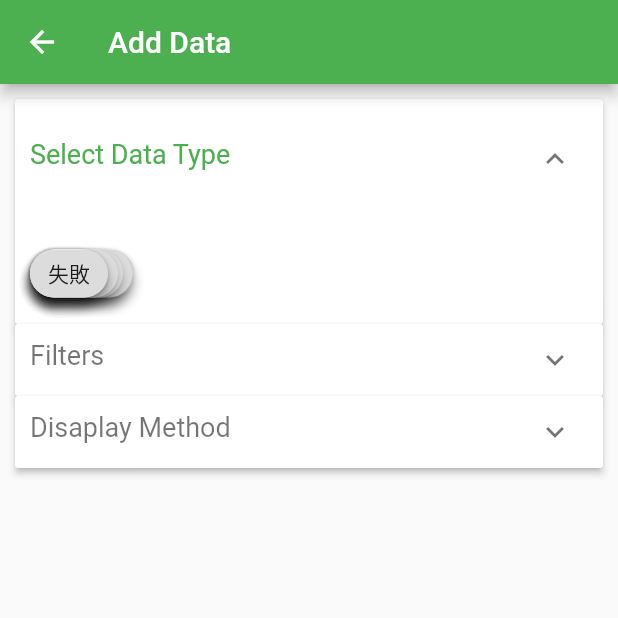
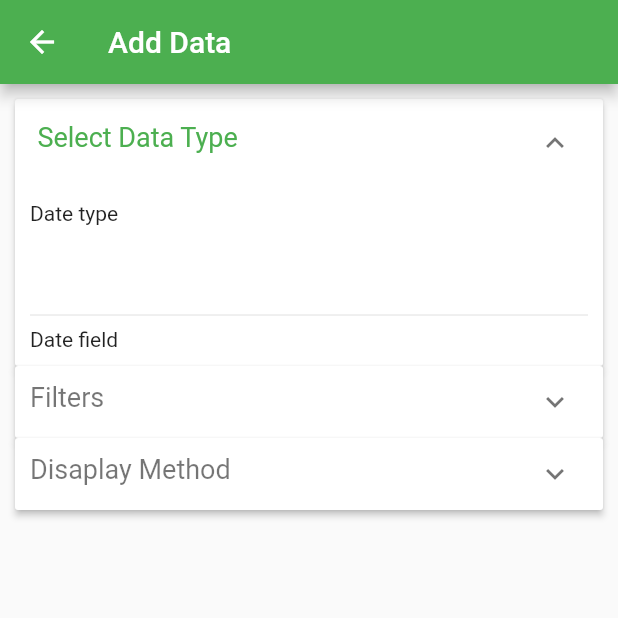
Before and after one commit to bijianing/memory_recorder, a Flutter app: the ViewDataPage screen opened directly, after a tap on "Select Data Type", on a phone screen of 412 x 824 dp, the top half of it. Run offline on Flutter 3.47's test engine with Material 2 defaults, Android fonts, the phone set to English and light mode, and no system bars; our stand-ins replace cloud_firestore, flutter_speed_dial; accounts and stored records are empty; Roboto replaces fonts that are missing (MPLUSRounded1c).

Commit message:
temp20200618

```diff
--- a/lib/view/chip_select.dart
+++ b/lib/view/chip_select.dart
@@ -104,12 +104,14 @@ class ChipSelect extends StatefulWidget {
   final List<String> initChipLabels;
   final double padding;
   final double chipElevation;
+  final BoxDecoration decoration;
 
   ChipSelect({
     Key key,
     this.initChipLabels,
     this.padding,
     this.chipElevation: 0,
+    this.decoration,
   }): super(key: key);
 
   @override
@@ -124,8 +126,13 @@ class _ChipSelectState extends State<ChipSelect> with SingleTickerProviderStateM
   final double animationStartOffset = 0;
   final double animationSeconds = 0.5;
   double _width;
-  double _height = 50;
+  double _height = 52;
   double _absPadding;
+  bool _waitingSize = true;
+
+  // _ChipSelectState() {
+  //   print("constructor");
+  // }
 
   @override
   void initState() {
@@ -169,10 +176,11 @@ class _ChipSelectState extends State<ChipSelect> with SingleTickerProviderStateM
 
 
   void afterBuild(_) {
-    if (_height == null || _height == 0) {
+    if (_waitingSize) {
       _height = _chipList[0].widget.size.height;
       _absPadding = widget.padding * _height;
       _height += (_absPadding * 2);
+      _waitingSize = false;
     }
     switch(_animation) {
       case _AnimationType.None:
@@ -228,7 +236,12 @@ class _ChipSelectState extends State<ChipSelect> with SingleTickerProviderStateM
             ),
           ),
         ]
-      )
+      ),
+
+      decoration: widget.decoration,
+
+      // padding: EdgeInsets.only(left: 2, right: 2),
+
     );
   }
 
@@ -287,7 +300,8 @@ class _ChipSelectState extends State<ChipSelect> with SingleTickerProviderStateM
     return _AnimatedChip(
       _controller,
       label,
-      widget.padding,
+      0,
+      // widget.padding,
       interval,
       positionRange,
       selected: selected,
--- a/lib/view/view_data.dart
+++ b/lib/view/view_data.dart
@@ -32,7 +32,7 @@ class _ViewDataPageState extends State<ViewDataPage> {
   List <DocumentSnapshot> dataTypes;
   Map <String, dynamic> fieldValues = Map();
   List<ItemModel> panelData;
-  List<String> _dataTypes = ['...'];
+  List<String> _dataTypes;
 
   _ViewDataPageState(this.key, this.defaultType);
 
@@ -42,41 +42,54 @@ class _ViewDataPageState extends State<ViewDataPage> {
     super.initState();
     panelData = <ItemModel>[
       ItemModel(header: 'Select Data Type', bodyBuilder: dataTypeSelectorBuilder),
-      ItemModel(header: 'Filters', bodyBuilder: dataTypeSelectorBuilder),
-      ItemModel(header: 'Disaplay Method', bodyBuilder: dataTypeSelectorBuilder),
+      ItemModel(header: 'Filters', bodyBuilder: filterBuilder),
+      ItemModel(header: 'Disaplay Method', bodyBuilder: displayMethodBuilder),
     ];
   }
 
 
   Widget dataTypeSelectorBuilder(BuildContext context)
   {
-    // if (_dataTypes == null) {
-    //   MRData.dataTypes.then((types) {
-    //     setState(() {
-    //       _dataTypes = types.map((e) => e['name']).toList() as List<String>;
-    //     });
-    //   });
-    // }
-    // return Column(
-    //   children: <Widget>[
-    //     Text('DateType'),
-    //     ChipSelect(
-    //     initChipLabels: <String>['abc', 'def', 'English', 'excise', 'moring', 'llkjkdf', 'nihao', '成功', '失敗'],
-    //     padding: 0.05,
-    //     chipElevation: 3,
-    //   )
-    //   ],
-    // );
+    if (_dataTypes == null) {
+      MRData.dataTypes.then((types) {
+        setState(() {
+          _dataTypes = types.map((e) => e['name'] as String).toList();
+        });
+      });
+      return Text('...');
+    }
 
-    return Expanded(
-
-      child: ChipSelect(
-        initChipLabels: <String>['abc', 'def', 'English', 'excise', 'moring', 'llkjkdf', 'nihao', '成功', '失敗'],
+    return Column(
+      crossAxisAlignment: CrossAxisAlignment.start,
+      children: <Widget>[
+        Text('Date type'),
+        ChipSelect(
+        initChipLabels: _dataTypes,
         padding: 0.05,
         chipElevation: 3,
-      ));
+        // decoration: BoxDecoration(
+        //   border: Border.all(color: Theme.of(context).buttonColor),
+        //   borderRadius: BorderRadius.circular(5),
+        // ),
+      ),
+      Divider(),
+      Text('Date field'),
+      ],
+    );
 
   }
+
+  Widget filterBuilder(BuildContext context)
+  {
+    return Text('Filters');
+  }
+
+
+  Widget displayMethodBuilder(BuildContext context)
+  {
+    return Text('Display methods');
+  }
+
 
   @override
   Widget build(BuildContext context) {
@@ -103,11 +116,13 @@ class _ViewDataPageState extends State<ViewDataPage> {
                   children: [
                     ExpansionPanel(
                       body: Container(
+                        // color: Colors.purple,
                         padding: EdgeInsets.all(10),
                         child: panelData[index].bodyBuilder(context),
                       ),
                       headerBuilder: (BuildContext context, bool isExpanded) {
                         return Container(
+                          // color: Colors.purpleAccent,
                           padding: EdgeInsets.all(10),
                           child: Text(
                             panelData[index].header,
@@ -128,6 +143,7 @@ class _ViewDataPageState extends State<ViewDataPage> {
                           !panelData[index].isExpanded;
                     });
                   },
+                  expandedHeaderPadding: EdgeInsets.all(5),
                 );
               },
             ),
```
